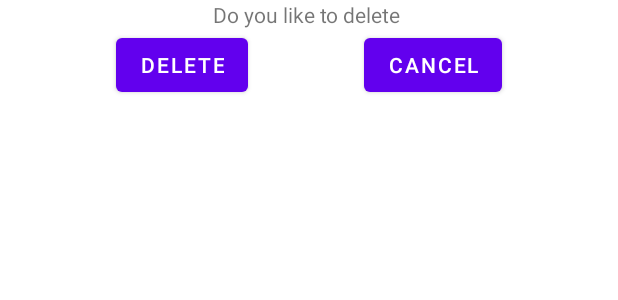
After one commit to NikolayKuts/Milim, an Android app: the layout dialog_fragment_deleting_word.xml on its own in the app's theme, with its tools: preview values and no code run, on a phone screen of 412 x 824 dp. The commit adds this screen. Shown: the top 300 px of the screen. Run offline under Robolectric (Android 15) with nearby library versions, the phone set to English and light mode, and no system bars; Roboto replaces fonts that are not available here.

Commit message:
Add dialogFrament for deleting a word

```diff
--- a/app/src/main/java/com/example/milim/fragments/AdditionWordFragment.kt
+++ b/app/src/main/java/com/example/milim/fragments/AdditionWordFragment.kt
@@ -8,7 +8,6 @@ import android.view.ViewGroup
 import android.widget.Toast
 import androidx.core.os.bundleOf
 import androidx.fragment.app.DialogFragment
-import com.example.milim.R
 import com.example.milim.databinding.DialogFragmentAdditionWordBinding
 import com.example.milim.screens.main.MainPresenter
 
@@ -29,7 +28,7 @@ class AdditionWordFragment : DialogFragment() {
     }
 
     interface OnDialogFragmentClosedListener {
-        fun refreshData()
+        fun onAddWordRefreshData()
     }
 
     override fun onAttach(context: Context) {
@@ -63,7 +62,7 @@ class AdditionWordFragment : DialogFragment() {
                 insetWord(it.context, newWord, deckId)
                 binding.editTextNewWord.setText("")
                 Toast.makeText(it.context, "The word has been added", Toast.LENGTH_SHORT).show()
-                listener?.refreshData()
+                listener.onAddWordRefreshData()
                 dismiss()
             } else {
                 Toast.makeText(it.context, "Type a word", Toast.LENGTH_SHORT).show()
--- a/app/src/main/java/com/example/milim/screens/main/MainPresenter.kt
+++ b/app/src/main/java/com/example/milim/screens/main/MainPresenter.kt
@@ -111,8 +111,12 @@ class MainPresenter(private val context: Context) {
     }
 
     fun deleteWord(word: Word) {
+        deleteWord(word.wordId)
+    }
+
+    fun deleteWord(wordId: Int) {
         val asynchronium = Asynchronium<Int, Unit>()
-        asynchronium.execute(word.wordId) { database.wordsDao().deleteWordById(it) }
+        asynchronium.execute(wordId) { database.wordsDao().deleteWordById(it) }
         updateDecks()
     }
 }
--- /dev/null
+++ b/app/src/main/res/layout/dialog_fragment_deleting_word.xml
@@ -0,0 +1,35 @@
+<?xml version="1.0" encoding="utf-8"?>
+<androidx.constraintlayout.widget.ConstraintLayout xmlns:android="http://schemas.android.com/apk/res/android"
+    xmlns:app="http://schemas.android.com/apk/res-auto"
+    xmlns:tools="http://schemas.android.com/tools"
+    android:layout_width="match_parent"
+    android:layout_height="match_parent">
+
+    <Button
+        android:id="@+id/buttonConfirmWordDeleting"
+        android:layout_width="wrap_content"
+        android:layout_height="wrap_content"
+        android:text="Delete"
+        app:layout_constraintEnd_toStartOf="@+id/buttonCancelDeleting"
+        app:layout_constraintStart_toStartOf="parent"
+        app:layout_constraintTop_toBottomOf="@+id/textViewTitleDeleteDialog" />
+
+    <Button
+        android:id="@+id/buttonCancelDeleting"
+        android:layout_width="wrap_content"
+        android:layout_height="wrap_content"
+        android:text="Cancel"
+        app:layout_constraintStart_toEndOf="@+id/buttonConfirmWordDeleting"
+        app:layout_constraintEnd_toEndOf="parent"
+        app:layout_constraintTop_toBottomOf="@+id/textViewTitleDeleteDialog" />
+
+    <TextView
+        android:id="@+id/textViewTitleDeleteDialog"
+        android:layout_width="match_parent"
+        android:layout_height="wrap_content"
+        android:gravity="center"
+        android:text="Do you like to delete "
+        app:layout_constraintEnd_toEndOf="parent"
+        app:layout_constraintStart_toStartOf="parent"
+        app:layout_constraintTop_toTopOf="parent" />
+</androidx.constraintlayout.widget.ConstraintLayout>
```
Also changed, not shown: app/src/main/java/com/example/milim/fragments/DeletingWordFragment.kt (added, +69 -0 lines), app/src/main/java/com/example/milim/screens/lesson/LessonActivity.kt (+35 -6 lines).
